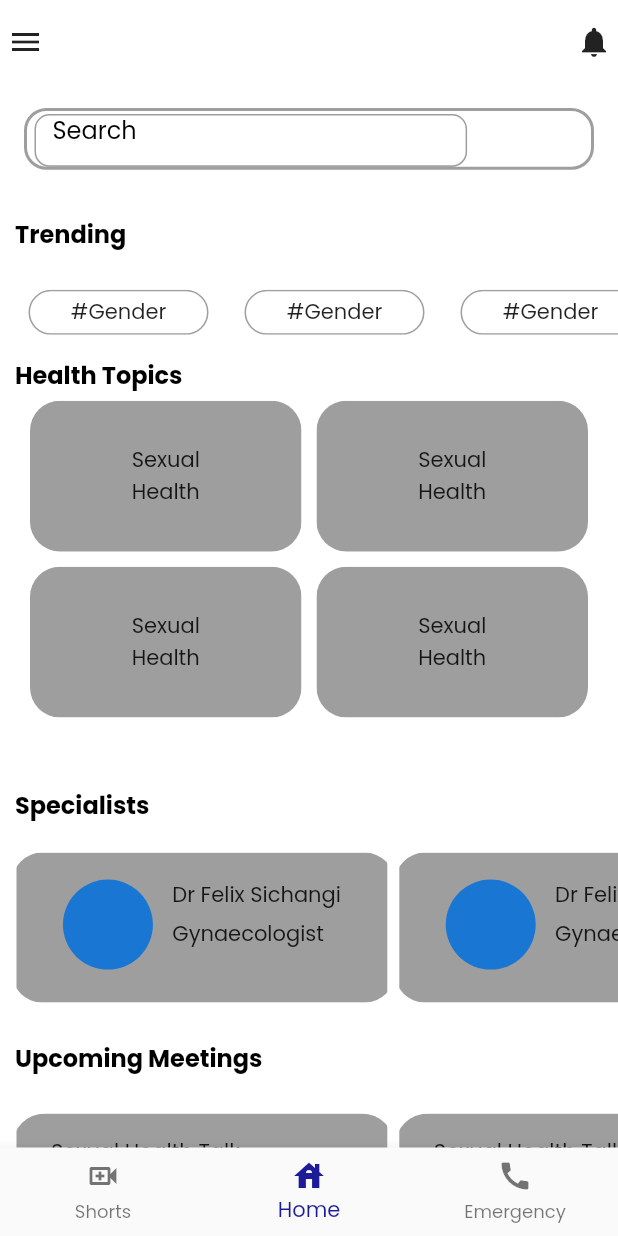
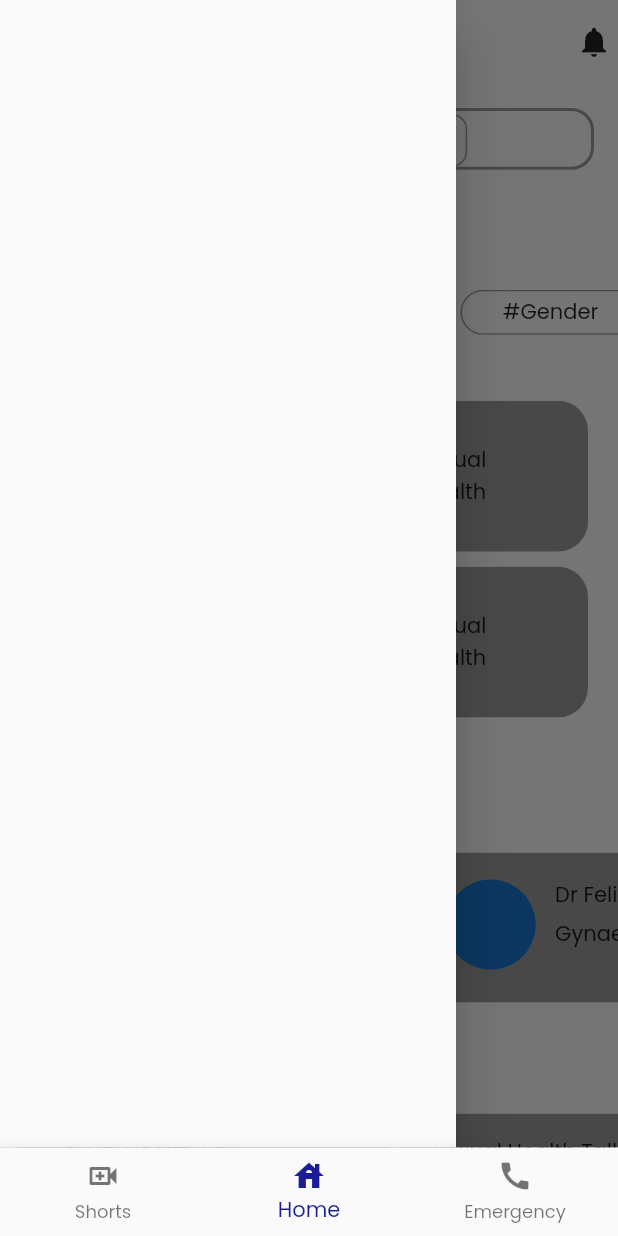
Before and after one commit to SichangiFelix/SHED_solution, a Flutter app: the screen it shows once a user with an empty profile is signed in, with the side drawer open (before the commit the screen has no drawer), on a phone screen of 412 x 824 dp. Run offline on Flutter 3.47's test engine with Material 2 defaults, Android fonts, the phone set to English and light mode, and no system bars; our stand-ins replace cached_network_image, firebase_auth, firebase_core, flex_color_scheme, flutter_svg, google_sign_in; accounts and stored records are empty.

```diff
--- a/lib/src/features/home/screens/home_page.dart
+++ b/lib/src/features/home/screens/home_page.dart
@@ -12,7 +12,9 @@ class HomePage extends StatelessWidget {
 
   @override
   Widget build(BuildContext context) {
-    return  CustomScrollView(
+    return  Scaffold(
+      drawer: Drawer(),
+      body: CustomScrollView(
           slivers: [
             SliverAppBar(
               automaticallyImplyLeading: false,
@@ -27,7 +29,11 @@ class HomePage extends StatelessWidget {
                       Container(
                           margin:EdgeInsets.only(left:5,right: 4),
                           child:Center(
-                    child:Icon(Icons.menu)
+                              child: Builder(builder: (context){
+                                return IconButton(icon: Icon(Icons.menu), onPressed: (){
+                                  Scaffold.of(context).openDrawer();
+                                },);
+                              }, ),
                           )
                       ),
                       Container(
@@ -72,6 +78,7 @@ class HomePage extends StatelessWidget {
               ),
             ),
           ]
+      ),
     );
    }
 }
```
Lines whose indentation alone changed are shown as unchanged.
